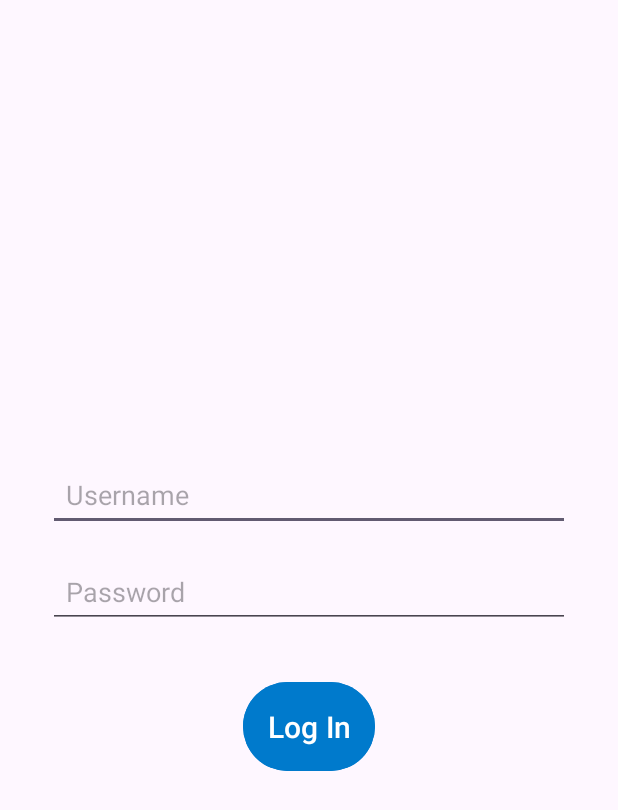
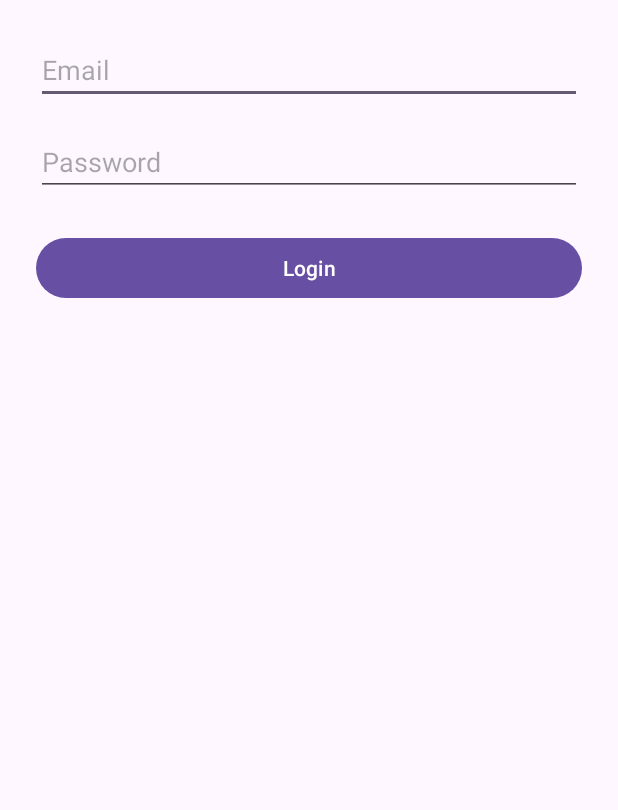
Before and after one commit to itayco123/Myfinalgame, an Android app: the screen it shows after launch (LogInActivity before the commit, LoginActivity after it), after a tap on "Log In", on a phone screen of 412 x 824 dp. Shown: the top 810 px of the screen. Run offline under Robolectric (Android 15) with nearby library versions, the light colour scheme and no system bars; our stand-ins replace Firebase (no records; nobody signed in at launch, a user with empty details on screens opened directly).

Commit message:
Updated login system

```diff
--- a/app/src/main/java/com/cohen/myfinalgame/LogInActivity.java
+++ /dev/null
@@ -1,55 +0,0 @@
-package com.cohen.myfinalgame;
-import android.content.Intent;
-import android.content.SharedPreferences;
-import android.os.Bundle;
-import android.view.View;
-import android.widget.Button;
-import android.widget.EditText;
-import android.widget.Toast;
-
-import androidx.appcompat.app.AppCompatActivity;
-
-public class LogInActivity extends AppCompatActivity {
-
-    private EditText usernameEditText, passwordEditText;
-    private Button loginButton;
-
-    @Override
-    protected void onCreate(Bundle savedInstanceState) {
-        super.onCreate(savedInstanceState);
-        setContentView(R.layout.activity_log_in);
-
-        usernameEditText = findViewById(R.id.usernameEditText);
-        passwordEditText = findViewById(R.id.passwordEditText);
-        loginButton = findViewById(R.id.loginButton);
-
-        loginButton.setOnClickListener(new View.OnClickListener() {
-            @Override
-            public void onClick(View v) {
-                String username = usernameEditText.getText().toString();
-                String password = passwordEditText.getText().toString();
-
-                // Check if fields are empty
-                if (username.isEmpty() || password.isEmpty()) {
-                    Toast.makeText(LogInActivity.this, "Please fill all fields", Toast.LENGTH_SHORT).show();
-                } else {
-                    // Retrieve saved credentials from SharedPreferences
-                    SharedPreferences sharedPreferences = getSharedPreferences("userPrefs", MODE_PRIVATE);
-                    String savedUsername = sharedPreferences.getString("username", "");
-                    String savedPassword = sharedPreferences.getString("password", "");
-
-                    // Validate the entered username and password
-                    if (username.equals(savedUsername) && password.equals(savedPassword)) {
-                        // If valid, redirect to MainActivity (GameActivity)
-                        Intent intent = new Intent(LogInActivity.this, MainActivity.class);
-                        startActivity(intent);
-                        finish();
-                    } else {
-                        // If invalid, show error
-                        Toast.makeText(LogInActivity.this, "Invalid username or password", Toast.LENGTH_SHORT).show();
-                    }
-                }
-            }
-        });
-    }
-}
--- /dev/null
+++ b/app/src/main/java/com/cohen/myfinalgame/LoginActivity.java
@@ -0,0 +1,73 @@
+package com.cohen.myfinalgame;
+
+import android.os.Bundle;
+import android.text.TextUtils;
+import android.view.View;
+import android.widget.Button;
+import android.widget.EditText;
+import android.widget.Toast;
+
+import androidx.annotation.NonNull;
+import androidx.appcompat.app.AppCompatActivity;
+
+import com.google.firebase.auth.AuthResult;
+import com.google.firebase.auth.FirebaseAuth;
+import com.google.android.gms.tasks.OnCompleteListener;
+import com.google.android.gms.tasks.Task;
+
+public class LoginActivity extends AppCompatActivity {
+
+    private EditText emailEditText, passwordEditText;
+    private Button loginButton;
+    private FirebaseAuth mAuth;
+
+    @Override
+    protected void onCreate(Bundle savedInstanceState) {
+        super.onCreate(savedInstanceState);
+        setContentView(R.layout.activity_log_in); // Ensure this layout exists
+
+        // Initialize Firebase Auth
+        mAuth = FirebaseAuth.getInstance();
+
+        // Reference views from your layout
+        emailEditText = findViewById(R.id.loginEmailEditText);
+        passwordEditText = findViewById(R.id.loginPasswordEditText);
+        loginButton = findViewById(R.id.loginButton);
+
+        // Set up login button action
+        loginButton.setOnClickListener(new View.OnClickListener(){
+            @Override
+            public void onClick(View view) {
+                loginUser();
+            }
+        });
+    }
+
+    private void loginUser() {
+        String email = emailEditText.getText().toString().trim();
+        String password = passwordEditText.getText().toString().trim();
+
+        // Validate input
+        if (TextUtils.isEmpty(email) || TextUtils.isEmpty(password)) {
+            Toast.makeText(LoginActivity.this, "Please enter email and password", Toast.LENGTH_SHORT).show();
+            return;
+        }
+
+        // Attempt sign in using FirebaseAuth
+        mAuth.signInWithEmailAndPassword(email, password)
+                .addOnCompleteListener(LoginActivity.this, new OnCompleteListener<AuthResult>() {
+                    @Override
+                    public void onComplete(@NonNull Task<AuthResult> task) {
+                        if (task.isSuccessful()) {
+                            // Sign in success
+                            Toast.makeText(LoginActivity.this, "Login Successful", Toast.LENGTH_SHORT).show();
+                            // TODO: Navigate to your main app screen
+                        } else {
+                            // If sign in fails, display a message to the user.
+                            Toast.makeText(LoginActivity.this, "Login Failed: "
+                                    + task.getException().getMessage(), Toast.LENGTH_SHORT).show();
+                        }
+                    }
+                });
+    }
+}
--- a/app/src/main/java/com/cohen/myfinalgame/MainActivity.java
+++ b/app/src/main/java/com/cohen/myfinalgame/MainActivity.java
@@ -4,28 +4,52 @@ import android.content.Intent;
 import android.os.Bundle;
 import android.view.View;
 import android.widget.Button;
+import android.widget.TextView;
 
 import androidx.appcompat.app.AppCompatActivity;
 
+import com.google.firebase.auth.FirebaseAuth;
+import com.google.firebase.auth.FirebaseUser;
+
 public class MainActivity extends AppCompatActivity {
 
-    private Button startGameButton, logInButton, signUpButton;
+    private Button startGameButton, logInButton, signUpButton, logoutButton;
+    private TextView welcomeTextView;
+    private FirebaseAuth mAuth;
 
     @Override
     protected void onCreate(Bundle savedInstanceState) {
         super.onCreate(savedInstanceState);
         setContentView(R.layout.activity_main);
 
-        // Initialize buttons
+        // Initialize Firebase Auth
+        mAuth = FirebaseAuth.getInstance();
+        FirebaseUser currentUser = mAuth.getCurrentUser();
+
+        // Reference UI elements
+        welcomeTextView = findViewById(R.id.welcomeTextView);
         startGameButton = findViewById(R.id.startGameButton);
         logInButton = findViewById(R.id.logInButton);
         signUpButton = findViewById(R.id.signUpButton);
+        logoutButton = findViewById(R.id.logoutButton);
+
+        // If a user is logged in, show their email and hide login/signup buttons
+        if (currentUser != null) {
+            welcomeTextView.setText("Welcome, " + currentUser.getEmail() + "!");
+            logInButton.setVisibility(View.GONE);
+            signUpButton.setVisibility(View.GONE);
+            logoutButton.setVisibility(View.VISIBLE);
+        } else {
+            welcomeTextView.setText("Welcome, Guest!");
+            logInButton.setVisibility(View.VISIBLE);
+            signUpButton.setVisibility(View.VISIBLE);
+            logoutButton.setVisibility(View.GONE);
+        }
 
         // Start game button click
         startGameButton.setOnClickListener(new View.OnClickListener() {
             @Override
             public void onClick(View v) {
-                // Start GameActivity
                 Intent intent = new Intent(MainActivity.this, GameActivity.class);
                 startActivity(intent);
             }
@@ -35,8 +59,7 @@ public class MainActivity extends AppCompatActivity {
         logInButton.setOnClickListener(new View.OnClickListener() {
             @Override
             public void onClick(View v) {
-                // Start LogInActivity
-                Intent intent = new Intent(MainActivity.this, LogInActivity.class);
+                Intent intent = new Intent(MainActivity.this, LoginActivity.class);
                 startActivity(intent);
             }
         });
@@ -45,9 +68,21 @@ public class MainActivity extends AppCompatActivity {
         signUpButton.setOnClickListener(new View.OnClickListener() {
             @Override
             public void onClick(View v) {
-                // Start SignInActivity
-                Intent intent = new Intent(MainActivity.this, SignInActivity.class);
+                Intent intent = new Intent(MainActivity.this, SignUpActivity.class);
                 startActivity(intent);
+            }
+        });
+
+        // Log Out button click
+        logoutButton.setOnClickListener(new View.OnClickListener() {
+            @Override
+            public void onClick(View v) {
+                mAuth.signOut();
+                // Refresh MainActivity to update UI
+                Intent intent = new Intent(MainActivity.this, MainActivity.class);
+                intent.setFlags(Intent.FLAG_ACTIVITY_CLEAR_TOP | Intent.FLAG_ACTIVITY_NEW_TASK);
+                startActivity(intent);
+                finish();
             }
         });
     }
--- a/app/src/main/res/layout/activity_log_in.xml
+++ b/app/src/main/res/layout/activity_log_in.xml
@@ -1,40 +1,31 @@
 <?xml version="1.0" encoding="utf-8"?>
-<LinearLayout xmlns:android="http://schemas.android.com/apk/res/android"
+<LinearLayout
+    xmlns:android="http://schemas.android.com/apk/res/android"
     android:layout_width="match_parent"
     android:layout_height="match_parent"
     android:orientation="vertical"
-    android:padding="32dp"
-    android:gravity="center">
+    android:padding="24dp">
 
-    <!-- Username -->
     <EditText
-        android:id="@+id/usernameEditText"
+        android:id="@+id/loginEmailEditText"
         android:layout_width="match_parent"
         android:layout_height="wrap_content"
-        android:hint="Username"
-        android:textSize="18sp"
-        android:padding="12dp"
-        android:layout_marginBottom="16dp"/>
+        android:hint="Email"
+        android:inputType="textEmailAddress" />
 
-    <!-- Password -->
     <EditText
-        android:id="@+id/passwordEditText"
+        android:id="@+id/loginPasswordEditText"
         android:layout_width="match_parent"
         android:layout_height="wrap_content"
         android:hint="Password"
-        android:textSize="18sp"
-        android:padding="12dp"
-        android:layout_marginBottom="32dp"
-        android:inputType="textPassword"/>
+        android:inputType="textPassword"
+        android:layout_marginTop="16dp" />
 
-    <!-- Log In Button -->
     <Button
         android:id="@+id/loginButton"
-        android:layout_width="wrap_content"
+        android:layout_width="match_parent"
         android:layout_height="wrap_content"
-        android:text="Log In"
-        android:textSize="20sp"
-        android:padding="16dp"
-        android:backgroundTint="#007ACC"
-        android:textColor="#FFFFFF"/>
+        android:text="Login"
+        android:layout_marginTop="24dp" />
+
 </LinearLayout>
--- a/build.gradle
+++ b/build.gradle
@@ -1,4 +1,5 @@
 // Top-level build file where you can add configuration options common to all sub-projects/modules.
 plugins {
-id 'com.android.application' version '8.1.3' apply false
+id 'com.android.application' version '8.2.2' apply false
+    id 'com.google.gms.google-services' version '4.4.2' apply false
 }
```
Also changed, not shown: app/build.gradle (+7 -0 lines), app/src/main/AndroidManifest.xml (+2 -6 lines), app/src/main/java/com/cohen/myfinalgame/SignInActivity.java (deleted, +0 -53 lines), app/src/main/java/com/cohen/myfinalgame/SignUpActivity.java (added, +88 -0 lines), app/src/main/res/layout/activity_main.xml (+14 -5 lines), app/src/main/res/layout/activity_sign_in.xml (deleted, +0 -40 lines), app/src/main/res/layout/activity_sign_up.xml (added, +44 -0 lines), 1 other file.
